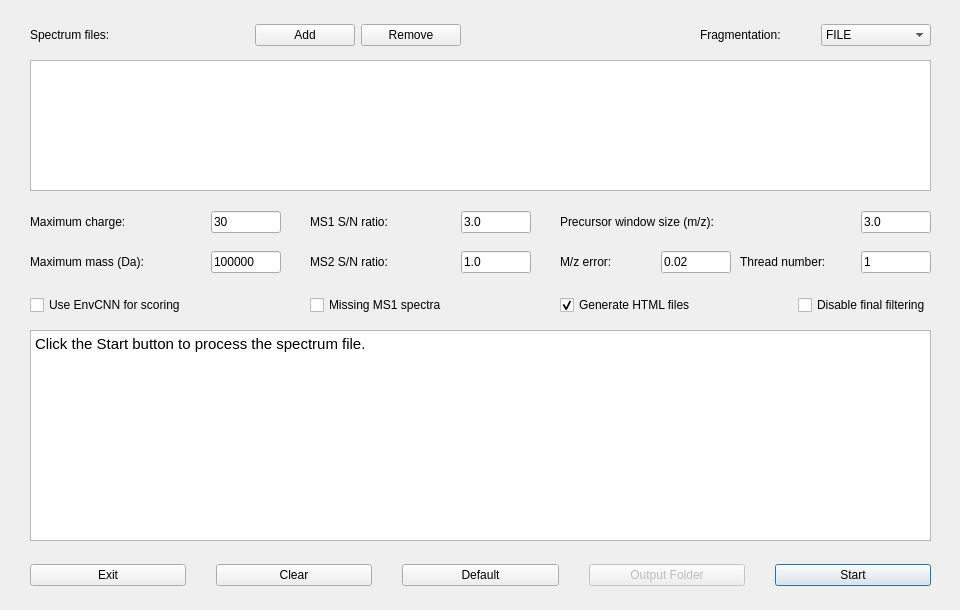
The window that src/gui/topfd/topfddialog.ui (toppic-suite/toppic-suite) describes before a commit, drawn with Qt 5.
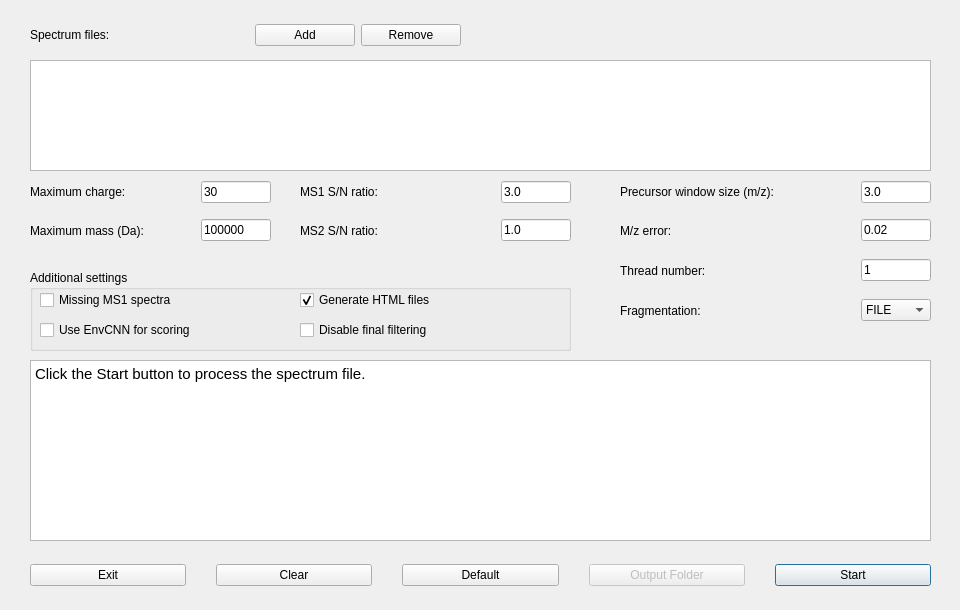
The same window after the commit. Icons and pictures are not drawn.

The edit to the form file:
```diff
--- a/src/gui/topfd/topfddialog.ui
+++ b/src/gui/topfd/topfddialog.ui
@@ -96,13 +96,19 @@
    <widget class="QWidget" name="horizontalLayoutWidget_13">
     <property name="geometry">
      <rect>
-      <x>700</x>
-      <y>10</y>
-      <width>231</width>
-      <height>50</height>
+      <x>620</x>
+      <y>290</y>
+      <width>311</width>
+      <height>41</height>
      </rect>
     </property>
     <layout class="QHBoxLayout" name="horizontalLayout_13">
+     <property name="spacing">
+      <number>7</number>
+     </property>
+     <property name="sizeConstraint">
+      <enum>QLayout::SetNoConstraint</enum>
+     </property>
      <item>
       <widget class="QLabel" name="label_10">
        <property name="text">
@@ -112,12 +118,30 @@
      </item>
      <item>
       <widget class="QComboBox" name="activationComboBox">
+       <property name="enabled">
+        <bool>true</bool>
+       </property>
+       <property name="minimumSize">
+        <size>
+         <width>0</width>
+         <height>0</height>
+        </size>
+       </property>
        <property name="maximumSize">
         <size>
-         <width>110</width>
+         <width>70</width>
          <height>16777215</height>
         </size>
        </property>
+       <property name="iconSize">
+        <size>
+         <width>20</width>
+         <height>20</height>
+        </size>
+       </property>
+       <property name="frame">
+        <bool>true</bool>
+       </property>
        <item>
         <property name="text">
          <string>FILE</string>
@@ -151,8 +175,8 @@
     <property name="geometry">
      <rect>
       <x>30</x>
-      <y>200</y>
-      <width>251</width>
+      <y>170</y>
+      <width>241</width>
       <height>44</height>
      </rect>
     </property>
@@ -207,9 +231,9 @@
     <property name="geometry">
      <rect>
       <x>30</x>
-      <y>240</y>
-      <width>251</width>
-      <height>44</height>
+      <y>210</y>
+      <width>241</width>
+      <height>41</height>
      </rect>
     </property>
     <layout class="QHBoxLayout" name="horizontalLayout_3">
@@ -256,10 +280,10 @@
    <widget class="QWidget" name="horizontalLayoutWidget_4">
     <property name="geometry">
      <rect>
-      <x>560</x>
-      <y>240</y>
-      <width>171</width>
-      <height>44</height>
+      <x>620</x>
+      <y>210</y>
+      <width>311</width>
+      <height>41</height>
      </rect>
     </property>
     <layout class="QHBoxLayout" name="horizontalLayout_4">
@@ -300,9 +324,9 @@
    <widget class="QWidget" name="horizontalLayoutWidget_5">
     <property name="geometry">
      <rect>
-      <x>310</x>
-      <y>200</y>
-      <width>221</width>
+      <x>300</x>
+      <y>170</y>
+      <width>271</width>
       <height>44</height>
      </rect>
     </property>
@@ -415,9 +439,9 @@
    <widget class="QWidget" name="horizontalLayoutWidget_8">
     <property name="geometry">
      <rect>
-      <x>560</x>
-      <y>200</y>
-      <width>371</width>
+      <x>620</x>
+      <y>170</y>
+      <width>311</width>
       <height>44</height>
      </rect>
     </property>
@@ -460,9 +484,9 @@
     <property name="geometry">
      <rect>
       <x>30</x>
-      <y>330</y>
+      <y>360</y>
       <width>901</width>
-      <height>211</height>
+      <height>181</height>
      </rect>
     </property>
     <property name="html">
@@ -476,10 +500,10 @@
    <widget class="QWidget" name="horizontalLayoutWidget_9">
     <property name="geometry">
      <rect>
-      <x>310</x>
-      <y>240</y>
-      <width>221</width>
-      <height>44</height>
+      <x>300</x>
+      <y>210</y>
+      <width>271</width>
+      <height>41</height>
      </rect>
     </property>
     <layout class="QHBoxLayout" name="horizontalLayout_8">
@@ -511,17 +535,17 @@
       <x>30</x>
       <y>60</y>
       <width>901</width>
-      <height>131</height>
+      <height>111</height>
      </rect>
     </property>
    </widget>
    <widget class="QWidget" name="horizontalLayoutWidget_10">
     <property name="geometry">
      <rect>
-      <x>740</x>
-      <y>240</y>
-      <width>191</width>
-      <height>44</height>
+      <x>620</x>
+      <y>250</y>
+      <width>311</width>
+      <height>41</height>
      </rect>
     </property>
     <layout class="QHBoxLayout" name="horizontalLayout_9">
@@ -559,112 +583,150 @@
      </item>
     </layout>
    </widget>
-   <widget class="QWidget" name="horizontalLayoutWidget_11">
+   <widget class="QGroupBox" name="groupBox">
     <property name="geometry">
      <rect>
       <x>30</x>
-      <y>290</y>
-      <width>251</width>
-      <height>31</height>
+      <y>270</y>
+      <width>541</width>
+      <height>81</height>
      </rect>
     </property>
-    <layout class="QHBoxLayout" name="horizontalLayout_10">
-     <item>
-      <widget class="QCheckBox" name="envCNNCheckBox">
-       <property name="minimumSize">
-        <size>
-         <width>150</width>
-         <height>0</height>
-        </size>
-       </property>
-       <property name="acceptDrops">
-        <bool>false</bool>
-       </property>
-       <property name="text">
-        <string>Use EnvCNN for scoring</string>
-       </property>
-       <property name="checkable">
-        <bool>true</bool>
-       </property>
-       <property name="checked">
-        <bool>false</bool>
-       </property>
-      </widget>
-     </item>
-    </layout>
-   </widget>
-   <widget class="QWidget" name="horizontalLayoutWidget_12">
-    <property name="geometry">
-     <rect>
-      <x>310</x>
-      <y>290</y>
-      <width>221</width>
-      <height>31</height>
-     </rect>
+    <property name="title">
+     <string>Additional settings</string>
     </property>
-    <layout class="QHBoxLayout" name="horizontalLayout_11">
-     <item>
-      <widget class="QCheckBox" name="missLevelOneCheckBox">
-       <property name="acceptDrops">
-        <bool>false</bool>
-       </property>
-       <property name="text">
-        <string>Missing MS1 spectra</string>
-       </property>
-       <property name="checkable">
-        <bool>true</bool>
-       </property>
-       <property name="checked">
-        <bool>false</bool>
-       </property>
-      </widget>
-     </item>
-    </layout>
+    <widget class="QWidget" name="horizontalLayoutWidget_11">
+     <property name="geometry">
+      <rect>
+       <x>270</x>
+       <y>20</y>
+       <width>201</width>
+       <height>21</height>
+      </rect>
+     </property>
+     <layout class="QHBoxLayout" name="horizontalLayout_10">
+      <item>
+       <widget class="QCheckBox" name="geneHTMLCheckBox">
+        <property name="acceptDrops">
+         <bool>false</bool>
+        </property>
+        <property name="text">
+         <string>Generate HTML files</string>
+        </property>
+        <property name="checkable">
+         <bool>true</bool>
+        </property>
+        <property name="checked">
+         <bool>true</bool>
+        </property>
+       </widget>
+      </item>
+     </layout>
+    </widget>
+    <widget class="QWidget" name="horizontalLayoutWidget_12">
+     <property name="geometry">
+      <rect>
+       <x>270</x>
+       <y>50</y>
+       <width>201</width>
+       <height>21</height>
+      </rect>
+     </property>
+     <layout class="QHBoxLayout" name="horizontalLayout_11">
+      <item>
+       <widget class="QCheckBox" name="finalFilteringCheckBox">
+        <property name="acceptDrops">
+         <bool>false</bool>
+        </property>
+        <property name="text">
+         <string>Disable final filtering</string>
+        </property>
+        <property name="checkable">
+         <bool>true</bool>
+        </property>
+        <property name="checked">
+         <bool>false</bool>
+        </property>
+       </widget>
+      </item>
+     </layout>
+    </widget>
+    <widget class="QWidget" name="horizontalLayoutWidget_14">
+     <property name="geometry">
+      <rect>
+       <x>10</x>
+       <y>20</y>
+       <width>201</width>
+       <height>21</height>
+      </rect>
+     </property>
+     <layout class="QHBoxLayout" name="horizontalLayout_12">
+      <item>
+       <widget class="QCheckBox" name="missLevelOneCheckBox">
+        <property name="acceptDrops">
+         <bool>false</bool>
+        </property>
+        <property name="text">
+         <string>Missing MS1 spectra</string>
+        </property>
+        <property name="checkable">
+         <bool>true</bool>
+        </property>
+        <property name="checked">
+         <bool>false</bool>
+        </property>
+       </widget>
+      </item>
+     </layout>
+    </widget>
+    <widget class="QWidget" name="horizontalLayoutWidget_15">
+     <property name="geometry">
+      <rect>
+       <x>10</x>
+       <y>50</y>
+       <width>201</width>
+       <height>21</height>
+      </rect>
+     </property>
+     <layout class="QHBoxLayout" name="horizontalLayout_14">
+      <item>
+       <widget class="QCheckBox" name="envCNNCheckBox">
+        <property name="minimumSize">
+         <size>
+          <width>150</width>
+          <height>0</height>
+         </size>
+        </property>
+        <property name="acceptDrops">
+         <bool>false</bool>
+        </property>
+        <property name="text">
+         <string>Use EnvCNN for scoring</string>
+        </property>
+        <property name="checkable">
+         <bool>true</bool>
+        </property>
+        <property name="checked">
+         <bool>false</bool>
+        </property>
+       </widget>
+      </item>
+     </layout>
+    </widget>
    </widget>
-   <widget class="QWidget" name="horizontalLayoutWidget_13">
-    <property name="geometry">
-     <rect>
-      <x>560</x>
-      <y>290</y>
-      <width>371</width>
-      <height>31</height>
-     </rect>
-    </property>
-    <layout class="QHBoxLayout" name="horizontalLayout_12">
-     <item>
-      <widget class="QCheckBox" name="geneHTMLCheckBox">
-       <property name="acceptDrops">
-        <bool>false</bool>
-       </property>
-       <property name="text">
-        <string>Generate HTML files</string>
-       </property>
-       <property name="checkable">
-        <bool>true</bool>
-       </property>
-       <property name="checked">
-        <bool>true</bool>
-       </property>
-      </widget>
-     </item>
-     <item alignment="Qt::AlignRight">
-      <widget class="QCheckBox" name="finalFilteringCheckBox">
-       <property name="acceptDrops">
-        <bool>false</bool>
-       </property>
-       <property name="text">
-        <string>Disable final filtering</string>
-       </property>
-       <property name="checkable">
-        <bool>true</bool>
-       </property>
-       <property name="checked">
-        <bool>false</bool>
-       </property>
-      </widget>
-     </item>
-    </layout>
-   </widget>
+   <zorder>listWidget</zorder>
+   <zorder>horizontalLayoutWidget</zorder>
+   <zorder>horizontalLayoutWidget_13</zorder>
+   <zorder>horizontalLayoutWidget_2</zorder>
+   <zorder>horizontalLayoutWidget_3</zorder>
+   <zorder>horizontalLayoutWidget_4</zorder>
+   <zorder>horizontalLayoutWidget_5</zorder>
+   <zorder>horizontalLayoutWidget_7</zorder>
+   <zorder>horizontalLayoutWidget_8</zorder>
+   <zorder>outputTextBrowser</zorder>
+   <zorder>horizontalLayoutWidget_9</zorder>
+   <zorder>horizontalLayoutWidget_10</zorder>
+   <zorder>groupBox</zorder>
   </widget>
  </widget>
  <resources/>
```
